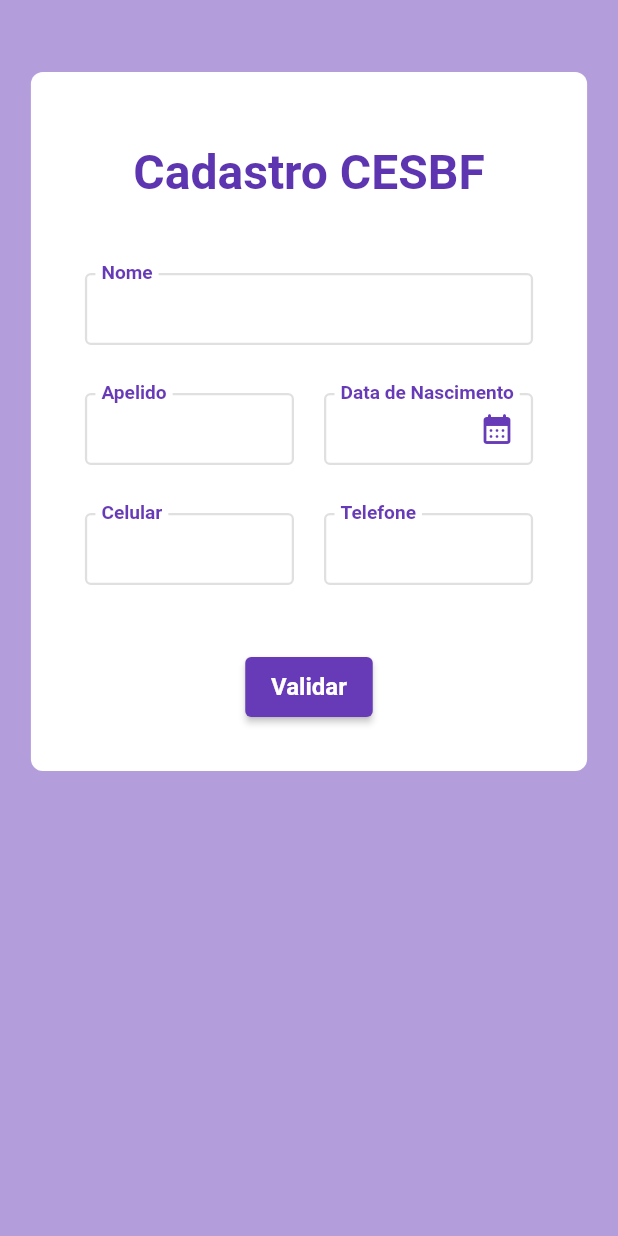
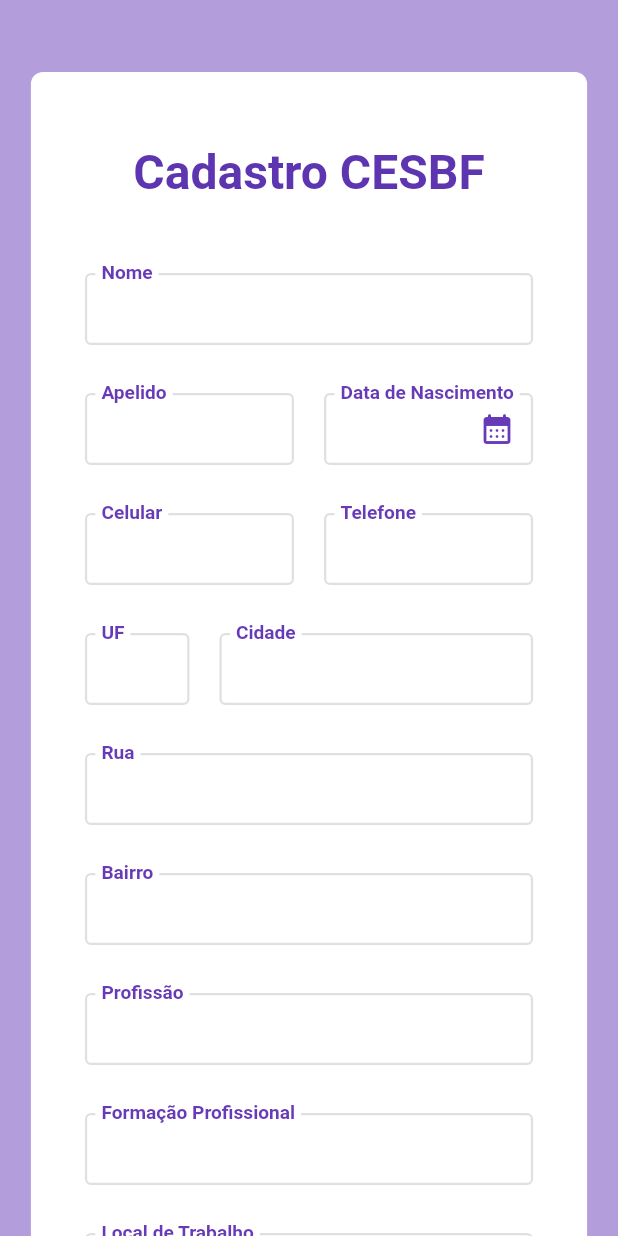
Before and after one commit to NEMJ/formulario, a Flutter app: the screen it shows after launch, on a phone screen of 412 x 824 dp. Run offline on Flutter 3.47's test engine with Material 2 defaults, Android fonts, the phone set to English and light mode, and no system bars.

Commit message:
new fields and button added

```diff
--- a/lib/controllers/form_controllers.dart
+++ b/lib/controllers/form_controllers.dart
@@ -8,7 +8,7 @@ class Controllers {
   static TextEditingController dataNascimentoController = TextEditingController();
   static TextEditingController ufController = TextEditingController();
   static TextEditingController cidadeController = TextEditingController();
-  static TextEditingController enderecoController = TextEditingController();
+  static TextEditingController ruaController = TextEditingController();
   static TextEditingController bairroController = TextEditingController();
   static TextEditingController profissaoController = TextEditingController();
   static TextEditingController formacaoController = TextEditingController();
--- a/lib/pages/main_page.dart
+++ b/lib/pages/main_page.dart
@@ -110,13 +110,76 @@ class _MainPageState extends State<MainPage> {
                         ),
                       ],
                     ),
+                    const SizedBox(height: 32),
+                    Row(
+                      children: [
+                        Flexible(
+                          child: TextFormFieldWidget(
+                            controller: Controllers.ufController,
+                            label: 'UF',
+                          ),
+                        ),
+                        const SizedBox(width: 20),
+                        Flexible(
+                          flex: 3,
+                          child: TextFormFieldWidget(
+                            controller: Controllers.cidadeController,
+                            label: 'Cidade',
+                          ),
+                        ),
+                      ]
+                    ),
+                    const SizedBox(height: 32),
+                    TextFormFieldWidget(
+                      controller: Controllers.ruaController,
+                      label: 'Rua',
+                    ),
+                    const SizedBox(height: 32),
+                    TextFormFieldWidget(
+                      controller: Controllers.bairroController,
+                      label: 'Bairro',
+                    ),
+                    const SizedBox(height: 32),
+                    TextFormFieldWidget(
+                      controller: Controllers.profissaoController,
+                      label: 'Profissão',
+                    ),
+                    const SizedBox(height: 32),
+                    TextFormFieldWidget(
+                      controller: Controllers.formacaoController,
+                      label: 'Formação Profissional',
+                    ),
+                    const SizedBox(height: 32),
+                    TextFormFieldWidget(
+                      controller: Controllers.localTrabalhoController,
+                      label: 'Local de Trabalho',
+                    ),
                     const SizedBox(height: 48),
+                    Row(
+                      mainAxisAlignment: MainAxisAlignment.spaceEvenly,
+                      children: [
                         SizedBox(
-                      width: 85,
+                          width: 110,
+                          height: 40,
+                          child: TextButton(
+                            onPressed: () {},
+                            style: TextButton.styleFrom(
+                              backgroundColor: Colors.deepPurple.shade200,
+                            ),
+                            child: const Text(
+                              'Reuniões',
+                              style: TextStyle(
+                                color: Color.fromRGBO(69, 39, 160, 1),
+                              ),
+                            ),
+                          ),
+                        ),
+                        SizedBox(
+                          width: 110,
                           height: 40,
                           child: ElevatedButton(
                             child: const Text(
-                          'Validar',
+                              'Cadastrar',
                               style: TextStyle(
                                 fontWeight: FontWeight.bold,
                                 fontSize: 16,
@@ -124,6 +187,8 @@ class _MainPageState extends State<MainPage> {
                             ),
                             onPressed: () => _formKey.currentState!.validate(),
                           ),
+                        ),
+                      ],
                     ),
                   ],
                 ),
```
Lines whose indentation alone changed are shown as unchanged.
